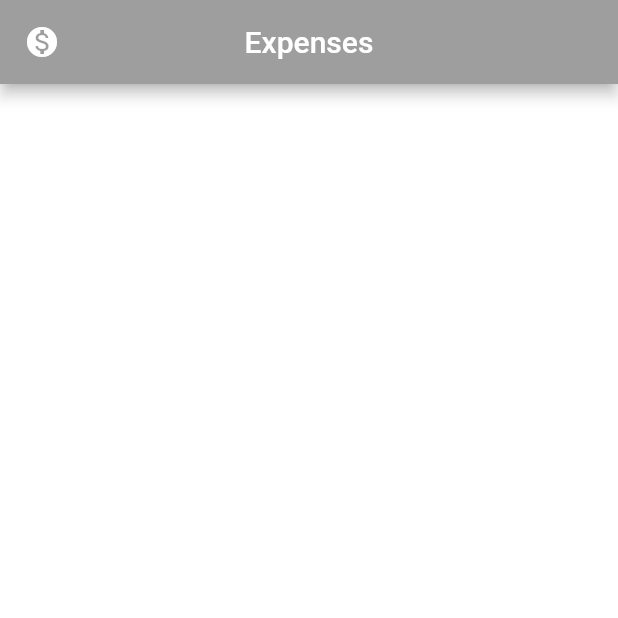
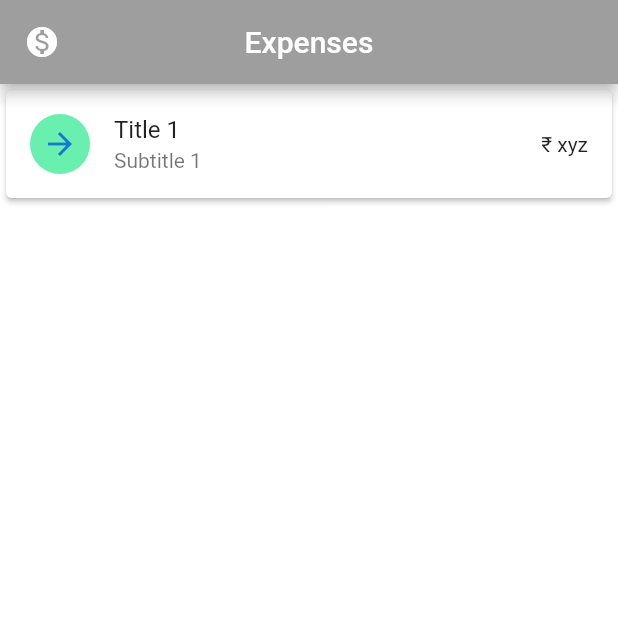
Before and after one commit to saivishnu725/expenses, a Flutter app: the screen it shows after launch, on a phone screen of 412 x 824 dp, the top half of it. Run offline on Flutter 3.47's test engine with Material 2 defaults, Android fonts, the phone set to English and light mode, and no system bars.

Commit message:
Added a card to show the content later

```diff
--- a/lib/loginpage.dart
+++ b/lib/loginpage.dart
@@ -18,6 +18,24 @@ class _LoginPageState extends State<LoginPage> {
         backgroundColor: Colors.grey,
         centerTitle: true,
       ),
+      body: ListView(
+        children: [
+          Card(
+            color: Colors.white,
+            elevation: 1.5,
+            child: ListTile(
+              leading: CircleAvatar(
+                backgroundColor: Colors.greenAccent,
+                child: Icon(Icons.arrow_forward,
+              )
+              ),
+              title: Text("Title 1"),
+              subtitle: Text("Subtitle 1"),
+              trailing: Text("₹ xyz"),
+            ),
+          ),
+        ],
+      ),
     );
   }
 }
```
